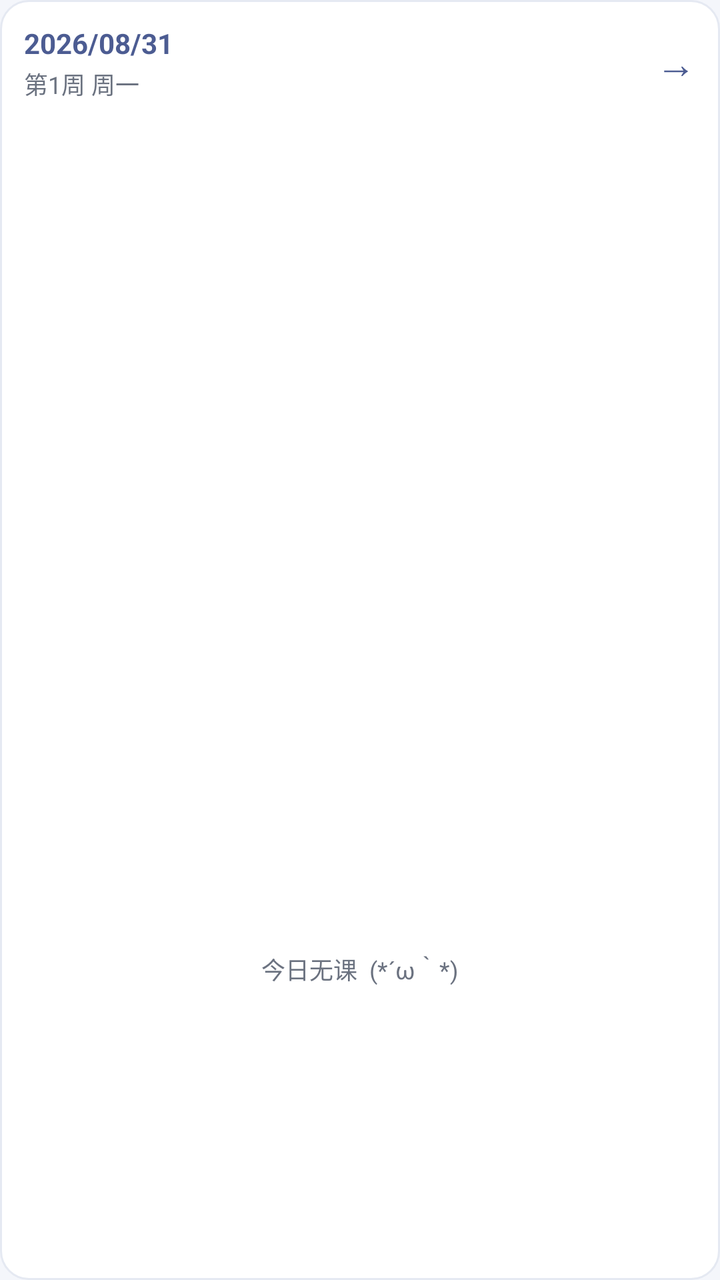
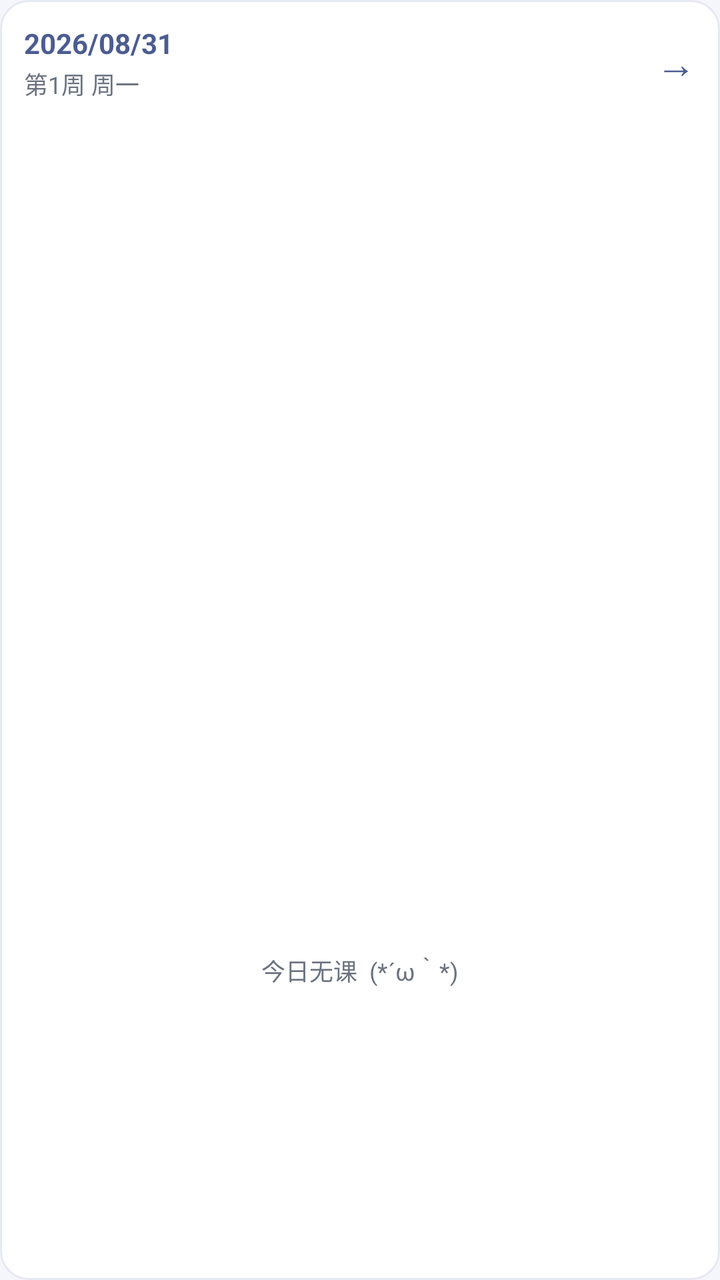

Before-and-after screenshots of an Android layout around one commit, followed by the original layout XML and the change that was made.
<!-- AndroidManifest.xml: application theme Theme.QingKebiao -->
<!-- res/layout/widget_today.xml -->
<?xml version="1.0" encoding="utf-8"?>
<LinearLayout xmlns:android="http://schemas.android.com/apk/res/android"
    android:orientation="vertical"
    android:padding="12dp"
    android:background="@drawable/bg_card"
    android:id="@+id/widget_root"
    android:layout_width="match_parent"
    android:layout_height="match_parent">

    <LinearLayout
        android:orientation="horizontal"
        android:gravity="center_vertical"
        android:layout_width="match_parent"
        android:layout_height="wrap_content">
        <LinearLayout
            android:orientation="vertical"
            android:layout_width="0dp"
            android:layout_height="wrap_content"
            android:layout_weight="1">
            <TextView
                android:id="@+id/widget_date"
                android:text="2026/08/31"
                android:textColor="#4C5C92"
                android:textSize="14sp"
                android:textStyle="bold"
                android:layout_width="wrap_content"
                android:layout_height="wrap_content" />
            <TextView
                android:id="@+id/widget_week_day"
                android:text="第1周 周一"
                android:textColor="#6B7280"
                android:textSize="12sp"
                android:paddingTop="2dp"
                android:layout_width="wrap_content"
                android:layout_height="wrap_content" />
        </LinearLayout>
        <TextView
            android:id="@+id/widget_arrow"
            android:text="→"
            android:textColor="#4C5C92"
            android:textSize="20sp"
            android:paddingLeft="8dp"
            android:layout_width="wrap_content"
            android:layout_height="wrap_content" />
    </LinearLayout>

    <ListView
        android:id="@+id/widget_list"
        android:divider="@null"
        android:dividerHeight="4dp"
        android:scrollbars="vertical"
        android:layout_width="match_parent"
        android:layout_height="0dp"
        android:layout_weight="1"
        android:layout_marginTop="4dp" />

    <TextView
        android:id="@+id/widget_empty"
        android:text="今日无课  (⁠*⁠´⁠ω⁠｀⁠*⁠)"
        android:textColor="#6B7280"
        android:textSize="12sp"
        android:gravity="center"
        android:layout_width="match_parent"
        android:layout_height="0dp"
        android:layout_weight="1" />
</LinearLayout>
<!-- resources referenced by this layout -->
<resources>
  <!-- drawable bg_card (drawable) -->
  <shape xmlns:android="http://schemas.android.com/apk/res/android">
      <solid android:color="#FFFFFF" />
      <corners android:radius="14dp" />
      <stroke android:width="1dp" android:color="#E5E9F2" />
  </shape>
  <style name="Theme.QingKebiao" parent="@android:style/Theme.Material.Light.NoActionBar">
          <item name="android:colorPrimary">#4C5C92</item>
          <item name="android:colorAccent">#FF6D3D</item>
          <item name="android:windowBackground">#F4F6FB</item>
          <item name="android:navigationBarColor">#FFFFFF</item>
          <item name="android:statusBarColor">#3A4773</item>
          <item name="android:textColorPrimary">#2D3142</item>
      </style>
</resources>

<!-- the commit's change to res/layout/widget_today.xml (unified diff, before → after) -->
@@ -44,15 +44,188 @@
             android:layout_height="wrap_content" />
     </LinearLayout>
 
-    <ListView
-        android:id="@+id/widget_list"
-        android:divider="@null"
-        android:dividerHeight="4dp"
-        android:scrollbars="vertical"
+    <LinearLayout
+        android:id="@+id/widget_items"
+        android:orientation="vertical"
         android:layout_width="match_parent"
         android:layout_height="0dp"
         android:layout_weight="1"
-        android:layout_marginTop="4dp" />
+        android:layout_marginTop="6dp">
+
+        <LinearLayout
+            android:id="@+id/widget_item_0"
+            android:orientation="horizontal"
+            android:gravity="center_vertical"
+            android:paddingLeft="10dp"
+            android:paddingRight="10dp"
+            android:paddingTop="10dp"
+            android:paddingBottom="10dp"
+            android:layout_marginBottom="4dp"
+            android:visibility="gone"
+            android:layout_width="match_parent"
+            android:layout_height="wrap_content">
+            <TextView
+                android:id="@+id/widget_item_name_0"
+                android:textColor="#2D3142"
+                android:textSize="12sp"
+                android:textStyle="bold"
+                android:layout_width="0dp"
+                android:layout_height="wrap_content"
+                android:layout_weight="1" />
+            <TextView
+                android:id="@+id/widget_item_info_0"
+                android:textColor="#5A6478"
+                android:textSize="11sp"
+                android:paddingLeft="8dp"
+                android:layout_width="wrap_content"
+                android:layout_height="wrap_content" />
+        </LinearLayout>
+
+        <LinearLayout
+            android:id="@+id/widget_item_1"
+            android:orientation="horizontal"
+            android:gravity="center_vertical"
+            android:paddingLeft="10dp"
+            android:paddingRight="10dp"
+            android:paddingTop="10dp"
+            android:paddingBottom="10dp"
+            android:layout_marginBottom="4dp"
+            android:visibility="gone"
+            android:layout_width="match_parent"
+            android:layout_height="wrap_content">
+            <TextView
+                android:id="@+id/widget_item_name_1"
+                android:textColor="#2D3142"
+                android:textSize="12sp"
+                android:textStyle="bold"
+                android:layout_width="0dp"
+                android:layout_height="wrap_content"
+                android:layout_weight="1" />
+            <TextView
+                android:id="@+id/widget_item_info_1"
+                android:textColor="#5A6478"
+                android:textSize="11sp"
+                android:paddingLeft="8dp"
+                android:layout_width="wrap_content"
+                android:layout_height="wrap_content" />
+        </LinearLayout>
+
+        <LinearLayout
+            android:id="@+id/widget_item_2"
+            android:orientation="horizontal"
+            android:gravity="center_vertical"
+            android:paddingLeft="10dp"
+            android:paddingRight="10dp"
+            android:paddingTop="10dp"
+            android:paddingBottom="10dp"
+            android:layout_marginBottom="4dp"
+            android:visibility="gone"
+            android:layout_width="match_parent"
+            android:layout_height="wrap_content">
+            <TextView
+                android:id="@+id/widget_item_name_2"
+                android:textColor="#2D3142"
+                android:textSize="12sp"
+                android:textStyle="bold"
+                android:layout_width="0dp"
+                android:layout_height="wrap_content"
+                android:layout_weight="1" />
+            <TextView
+                android:id="@+id/widget_item_info_2"
+                android:textColor="#5A6478"
+                android:textSize="11sp"
+                android:paddingLeft="8dp"
+                android:layout_width="wrap_content"
+                android:layout_height="wrap_content" />
+        </LinearLayout>
+
+        <LinearLayout
+            android:id="@+id/widget_item_3"
+            android:orientation="horizontal"
+            android:gravity="center_vertical"
+            android:paddingLeft="10dp"
+            android:paddingRight="10dp"
+            android:paddingTop="10dp"
+            android:paddingBottom="10dp"
+            android:layout_marginBottom="4dp"
+            android:visibility="gone"
+            android:layout_width="match_parent"
+            android:layout_height="wrap_content">
+            <TextView
+                android:id="@+id/widget_item_name_3"
+                android:textColor="#2D3142"
+                android:textSize="12sp"
+                android:textStyle="bold"
+                android:layout_width="0dp"
+                android:layout_height="wrap_content"
+                android:layout_weight="1" />
+            <TextView
+                android:id="@+id/widget_item_info_3"
+                android:textColor="#5A6478"
+                android:textSize="11sp"
+                android:paddingLeft="8dp"
+                android:layout_width="wrap_content"
+                android:layout_height="wrap_content" />
+        </LinearLayout>
+
+        <LinearLayout
+            android:id="@+id/widget_item_4"
+            android:orientation="horizontal"
+            android:gravity="center_vertical"
+            android:paddingLeft="10dp"
+            android:paddingRight="10dp"
+            android:paddingTop="10dp"
+            android:paddingBottom="10dp"
+            android:layout_marginBottom="4dp"
+            android:visibility="gone"
+            android:layout_width="match_parent"
+            android:layout_height="wrap_content">
+            <TextView
+                android:id="@+id/widget_item_name_4"
+                android:textColor="#2D3142"
+                android:textSize="12sp"
+                android:textStyle="bold"
+                android:layout_width="0dp"
+                android:layout_height="wrap_content"
+                android:layout_weight="1" />
+            <TextView
+                android:id="@+id/widget_item_info_4"
+                android:textColor="#5A6478"
+                android:textSize="11sp"
+                android:paddingLeft="8dp"
+                android:layout_width="wrap_content"
+                android:layout_height="wrap_content" />
+        </LinearLayout>
+
+        
+        <LinearLayout
+            android:id="@+id/widget_item_5"
+            android:orientation="horizontal"
+            android:gravity="center_vertical"
+            android:paddingLeft="10dp"
+            android:paddingRight="10dp"
+            android:paddingTop="6dp"
+            android:paddingBottom="6dp"
+            android:visibility="gone"
+            android:layout_width="match_parent"
+            android:layout_height="wrap_content">
+            <TextView
+                android:id="@+id/widget_item_name_5"
+                android:textColor="#2D3142"
+                android:textSize="12sp"
+                android:textStyle="bold"
+                android:layout_width="0dp"
+                android:layout_height="wrap_content"
+                android:layout_weight="1" />
+            <TextView
+                android:id="@+id/widget_item_info_5"
+                android:textColor="#5A6478"
+                android:textSize="11sp"
+                android:paddingLeft="8dp"
+                android:layout_width="wrap_content"
+                android:layout_height="wrap_content" />
+        </LinearLayout>
+    </LinearLayout>
 
     <TextView
         android:id="@+id/widget_empty"
